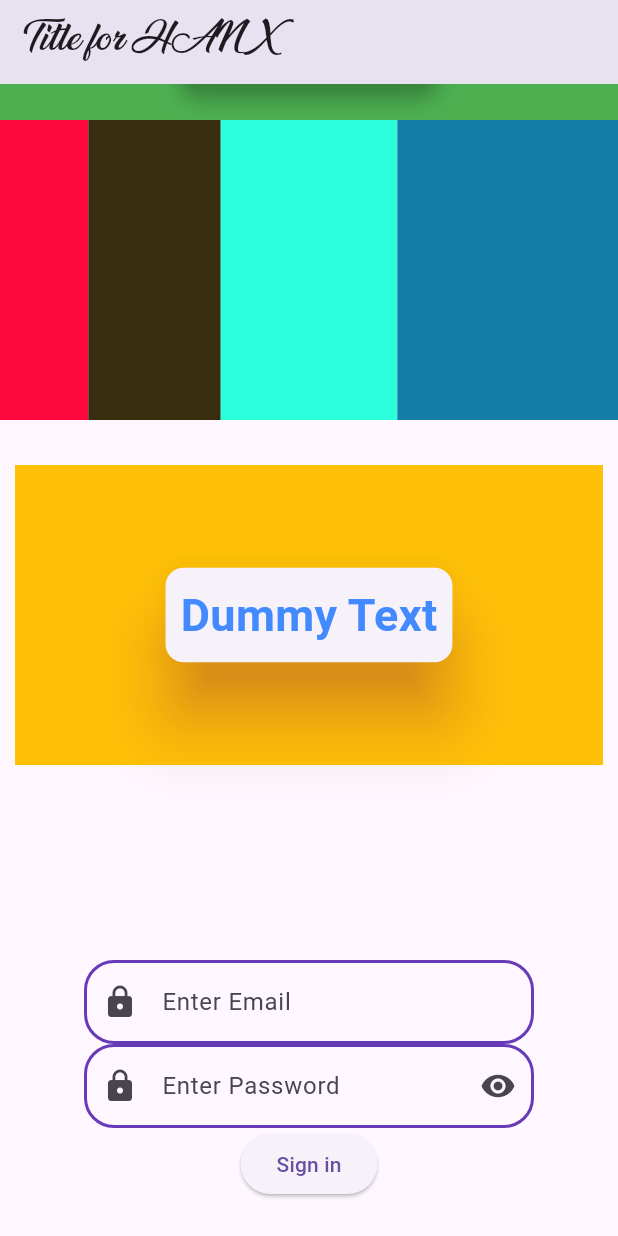
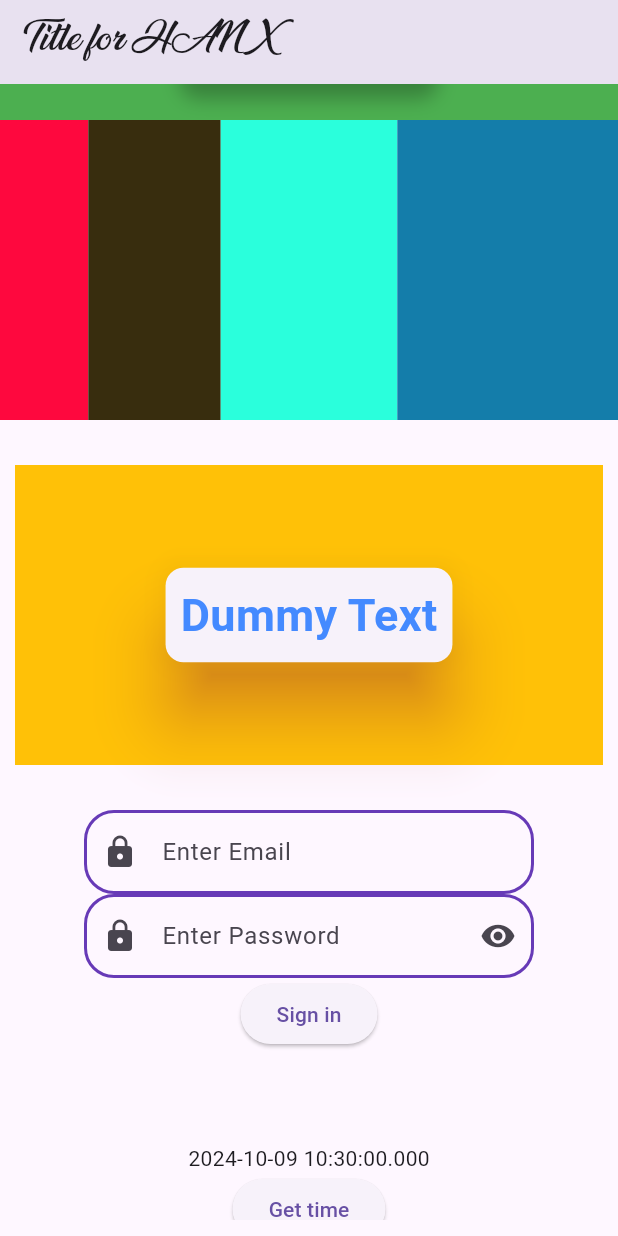
Before and after one commit to Hanzla-Nouman/Flutter-Dart-Basics, a Flutter app: the screen it shows after launch, scrolled down 576 dp, on a phone screen of 412 x 824 dp. Run offline on Flutter 3.47's test engine with Material 3 defaults, Android fonts, the phone set to English and light mode, and no system bars.

Commit message:
Working with dates

```diff
--- a/lib/main.dart
+++ b/lib/main.dart
@@ -44,6 +44,7 @@ var password = TextEditingController();
 class _MyHomePageState extends State<MyHomePage> {
   @override
   Widget build(BuildContext context) {
+    var time = DateTime.now();
     return Scaffold(
         appBar: AppBar(
           title: Text(
@@ -254,7 +255,7 @@ class _MyHomePageState extends State<MyHomePage> {
                     ),
                   ),
                   Container(
-                    height: 400,
+                    height: 200,
                     width: 300,
                     child: Center(
                         child: Column(
@@ -315,7 +316,28 @@ class _MyHomePageState extends State<MyHomePage> {
                             child: Text("Sign in"))
                       ],
                     )),
-                  )
+                  ),
+                  Container(
+                      height: 200,
+                      child: Column(
+                        mainAxisAlignment: MainAxisAlignment.center,
+                        children: [
+                          Text('${time}'),
+                          ElevatedButton(
+                              onPressed: () {
+                                setState(() {});
+                              },
+                              child: Text('Get time')),
+                          ElevatedButton(
+                              onPressed: () {
+                                showDatePicker(
+                                    context: context,
+                                    firstDate: DateTime(2021),
+                                    lastDate: DateTime(2023));
+                              },
+                              child: Text('Select time')),
+                        ],
+                      ))
                 ],
               ),
             ),
```
